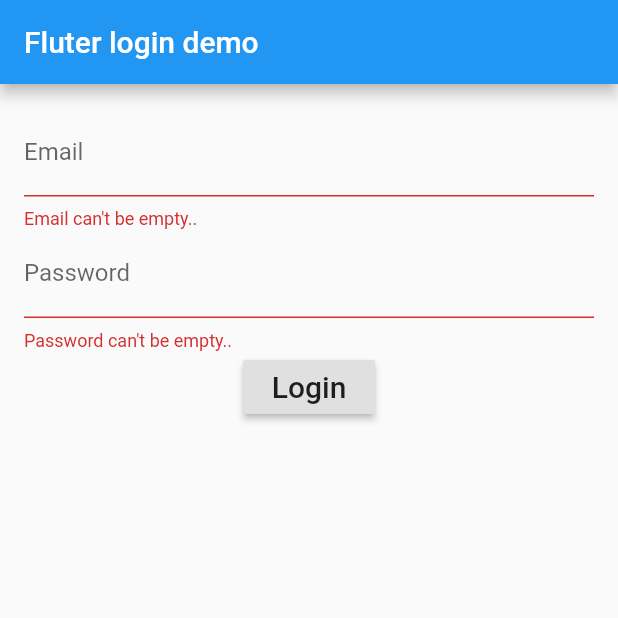
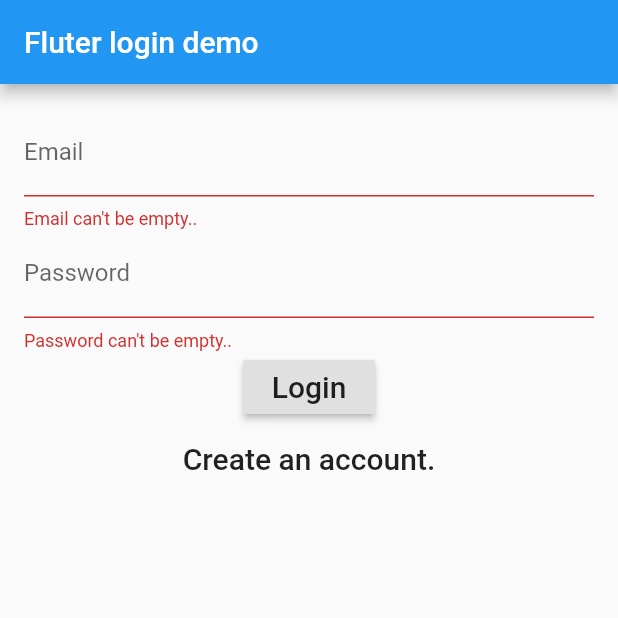
Before and after one commit to thilina931/first_step, a Flutter app: the screen it shows after launch, after a tap on "Login", on a phone screen of 412 x 824 dp, the top half of it. Run offline on Flutter 3.47's test engine with Material 2 defaults, Android fonts, the phone set to English and light mode, and no system bars; our stand-ins replace firebase_auth; accounts and stored records are empty.

```diff
--- a/lib/login_page.dart
+++ b/lib/login_page.dart
@@ -2,42 +2,61 @@ import 'package:flutter/material.dart';
 import 'package:firebase_auth/firebase_auth.dart';
 import 'package:myflutter/Pages/home.dart';
 
-class LoginPage extends StatefulWidget{
+class LoginPage extends StatefulWidget {
   @override
-  State<StatefulWidget> createState() =>new _LoginPageState();
-  }
+  State<StatefulWidget> createState() => new _LoginPageState();
+}
 
-  class _LoginPageState extends State<LoginPage>{
+enum Formtype { login, register }
 
+class _LoginPageState extends State<LoginPage> {
   final formkey = new GlobalKey<FormState>();
 
   String _email;
   String _password;
+  Formtype _formtype = Formtype.login;
 
-  bool validateAndSave(){
+  bool validateAndSave() {
     final form = formkey.currentState;
-    if(form.validate()){
+    if (form.validate()) {
       form.save();
       return true;
-    }
-    else{
+    } else {
       return false;
     }
   }
-  void validateAndSubmit() async{
-    if(validateAndSave()){
+
+  void validateAndSubmit() async {
+    if (validateAndSave()) {
       try {
-       FirebaseUser user = (await FirebaseAuth.instance.signInWithEmailAndPassword(email: _email, password: _password)) as FirebaseUser;
-       Navigator.push(context, MaterialPageRoute(builder: (context)=> Home()));
-      }
-      catch (e){
+        AuthResult result = await FirebaseAuth.instance
+            .signInWithEmailAndPassword(email: _email, password: _password);
+        FirebaseUser user = result.user;
+        Navigator.push(
+            context,
+            MaterialPageRoute(
+                builder: (context) => Home(
+                      user: user,
+                    )));
+      } catch (e) {
         print('Error: $e');
       }
     }
   }
+
+  void moveToRegister() {
+    setState(() {
+      _formtype = Formtype.register;
+    });
+  }
+void moveToLogin(){
+  setState(() {
+    _formtype = Formtype.login;
+  });
+
+}
   @override
   Widget build(BuildContext context) {
-
     return new Scaffold(
       appBar: new AppBar(
         title: new Text('Fluter login demo'),
@@ -48,27 +67,61 @@ class LoginPage extends StatefulWidget{
           key: formkey,
           child: new Column(
             crossAxisAlignment: CrossAxisAlignment.center,
-            children: <Widget>[
-              new TextFormField(
-                decoration: new InputDecoration(labelText: 'Email'),
-                validator: (value) => value.isEmpty ?'Email can\'t be empty..':null,
-                onSaved: (value) => _email = value,
-              ),
-              new TextFormField(
-                decoration: new InputDecoration(labelText: 'Password'),
-                obscureText: true,
-                validator: (value) => value.isEmpty ?'Password can\'t be empty..':null,
-                onSaved: (value) => _password = value,
-              ),
-              new RaisedButton(
-                child: new Text('Login', style: new TextStyle(fontSize: 20.0),),
-                onPressed: validateAndSubmit,
-              )
-            ],
+            children: buildInput() + buildSubmitButtons(),
           ),
         ),
       ),
     );
   }
 
+  List<Widget> buildInput() {
+    return [
+      new TextFormField(
+        decoration: new InputDecoration(labelText: 'Email'),
+        validator: (value) => value.isEmpty ? 'Email can\'t be empty..' : null,
+        onSaved: (value) => _email = value,
+      ),
+      new TextFormField(
+        decoration: new InputDecoration(labelText: 'Password'),
+        obscureText: true,
+        validator: (value) =>
+            value.isEmpty ? 'Password can\'t be empty..' : null,
+        onSaved: (value) => _password = value,
+      ),
+    ];
+  }
+  List<Widget> buildSubmitButtons(){
+    if (_formtype == Formtype.login ){
+    return[
+      new RaisedButton(
+        child: new Text(
+          'Login',
+          style: new TextStyle(fontSize: 20.0),
+        ),
+        onPressed: validateAndSubmit,
+      ),
+      new FlatButton(
+        child: new Text('Create an account.',
+            style: new TextStyle(fontSize: 20.0)),
+        onPressed: moveToRegister,
+      ),
+    ];
+    }
+    else{
+      return[
+        new RaisedButton(
+          child: new Text(
+            'Create an account',
+            style: new TextStyle(fontSize: 20.0),
+          ),
+          onPressed: validateAndSubmit,
+        ),
+        new FlatButton(
+          child: new Text('Have an account.? Login',
+              style: new TextStyle(fontSize: 20.0)),
+          onPressed: moveToLogin,
+        ),
+      ];
+    }
+  }
 }
```
